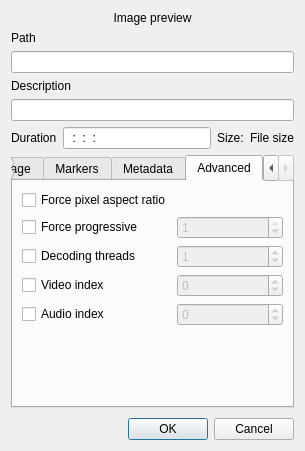
The window that src/widgets/clipproperties_ui.ui (KDE/kdenlive) describes before a commit, drawn with Qt 5.
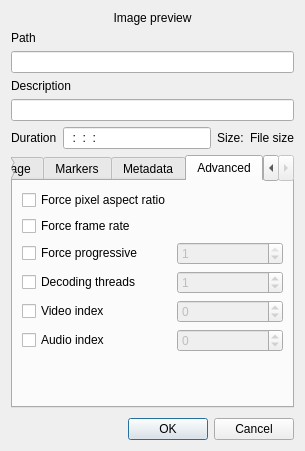
The same window after the commit. The open tabs and pages were chosen to show the change. Custom widgets are drawn as their Qt base class.

Commit message: Allow user to force clip fps from clip properties dialog

The edit to the form file:
```diff
--- a/src/widgets/clipproperties_ui.ui
+++ b/src/widgets/clipproperties_ui.ui
@@ -572,7 +572,7 @@
        <string>Advanced</string>
       </attribute>
       <layout class="QGridLayout" name="gridLayout_3">
-       <item row="6" column="2">
+       <item row="7" column="2">
         <spacer name="verticalSpacer">
          <property name="orientation">
           <enum>Qt::Vertical</enum>
@@ -599,7 +599,7 @@
          </property>
         </widget>
        </item>
-       <item row="3" column="2">
+       <item row="4" column="2">
         <widget class="QSpinBox" name="clip_vindex">
          <property name="enabled">
           <bool>false</bool>
@@ -612,7 +612,7 @@
          </property>
         </widget>
        </item>
-       <item row="4" column="2">
+       <item row="5" column="2">
         <widget class="QSpinBox" name="clip_aindex">
          <property name="enabled">
           <bool>false</bool>
@@ -625,28 +625,28 @@
          </property>
         </widget>
        </item>
-       <item row="2" column="1">
+       <item row="3" column="1">
         <widget class="QCheckBox" name="clip_force_threads">
          <property name="text">
           <string>Decoding threads</string>
          </property>
         </widget>
        </item>
-       <item row="3" column="1">
+       <item row="4" column="1">
         <widget class="QCheckBox" name="clip_force_vindex">
          <property name="text">
           <string>Video index</string>
          </property>
         </widget>
        </item>
-       <item row="4" column="1">
+       <item row="5" column="1">
         <widget class="QCheckBox" name="clip_force_aindex">
          <property name="text">
           <string>Audio index</string>
          </property>
         </widget>
        </item>
-       <item row="2" column="2">
+       <item row="3" column="2">
         <widget class="QSpinBox" name="clip_threads">
          <property name="enabled">
           <bool>false</bool>
@@ -659,14 +659,14 @@
          </property>
         </widget>
        </item>
-       <item row="1" column="1">
+       <item row="2" column="1">
         <widget class="QCheckBox" name="clip_force_progressive">
          <property name="text">
           <string>Force progressive</string>
          </property>
         </widget>
        </item>
-       <item row="1" column="2">
+       <item row="2" column="2">
         <widget class="QSpinBox" name="clip_progressive">
          <property name="enabled">
           <bool>false</bool>
@@ -679,6 +679,20 @@
          </property>
         </widget>
        </item>
+       <item row="1" column="1">
+        <widget class="QCheckBox" name="clip_force_framerate">
+         <property name="text">
+          <string>Force frame rate</string>
+         </property>
+        </widget>
+       </item>
+       <item row="1" column="2">
+        <widget class="KDoubleNumInput" name="clip_framerate">
+         <property name="enabled">
+          <bool>false</bool>
+         </property>
+        </widget>
+       </item>
       </layout>
      </widget>
     </widget>
```
Left out of the diff: 2 changed lines with no effect on the pictures. The commit also changes 4 other files.
